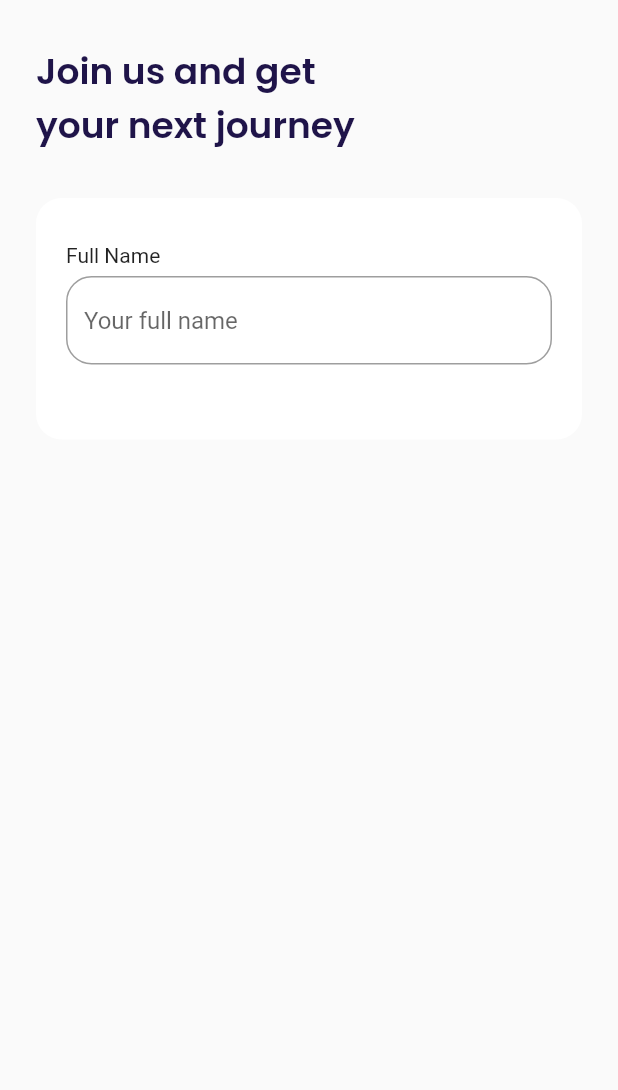
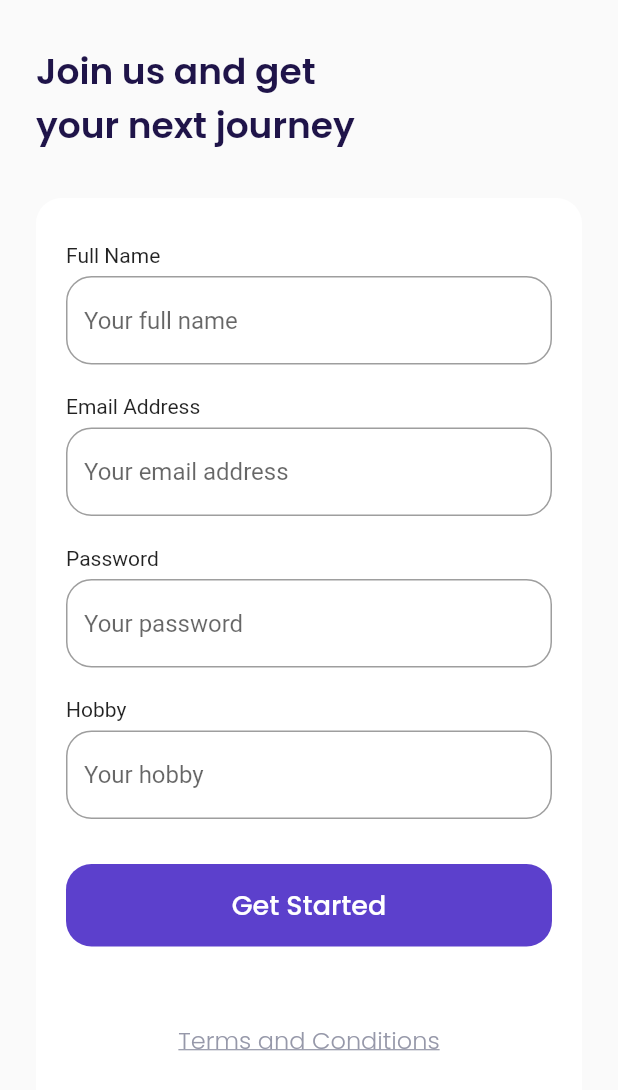
Before and after one commit to HerdisAdimarta/airplane, a Flutter app: the SignUpPage screen opened by its route, on a phone screen of 412 x 824 dp. Shown: the top 1090 px of the screen. Run offline on Flutter 3.47's test engine with Material 2 defaults, Android fonts, the phone set to English and light mode, and no system bars; our stand-ins replace google_fonts.

Commit message:
slicing sign up input section 2

```diff
--- a/lib/ui/pages/sign_up_page.dart
+++ b/lib/ui/pages/sign_up_page.dart
@@ -20,7 +20,7 @@ class SignUpPage extends StatelessWidget {
     }
 
     Widget inputSection(){
-      Widget emailInput(){
+      Widget nameInput(){
         return Container(
           margin: EdgeInsets.only(bottom: 20),
           child: Column(
@@ -50,7 +50,133 @@ class SignUpPage extends StatelessWidget {
           ),
         );
       }
-
+      Widget emailInput(){
+        return Container(
+          margin: EdgeInsets.only(bottom: 20),
+          child: Column(
+            crossAxisAlignment: CrossAxisAlignment.start,
+            children: [
+              Text('Email Address'),
+              SizedBox(
+                height: 6,
+              ),
+              TextFormField(
+                cursorColor: kBlackColor,
+                decoration: InputDecoration(
+                  hintText: 'Your email address',
+                  border: OutlineInputBorder(
+                    borderRadius: BorderRadius.circular(defaultRadius,
+                    )
+                  ),
+                  focusedBorder: OutlineInputBorder(
+                    borderRadius: BorderRadius.circular(defaultRadius),
+                    borderSide: BorderSide(
+                      color: kPrimaryColor,
+                    )
+                  )
+                ),
+              )
+            ],
+          ),
+        );
+      }
+      Widget passwordInput(){
+        return Container(
+          margin: EdgeInsets.only(bottom: 20),
+          child: Column(
+            crossAxisAlignment: CrossAxisAlignment.start,
+            children: [
+              Text('Password'),
+              SizedBox(
+                height: 6,
+              ),
+              TextFormField(
+                cursorColor: kBlackColor,
+                obscureText: true,
+                decoration: InputDecoration(
+                  hintText: 'Your password',
+                  border: OutlineInputBorder(
+                    borderRadius: BorderRadius.circular(defaultRadius,
+                    )
+                  ),
+                  focusedBorder: OutlineInputBorder(
+                    borderRadius: BorderRadius.circular(defaultRadius),
+                    borderSide: BorderSide(
+                      color: kPrimaryColor,
+                    )
+                  )
+                ),
+              )
+            ],
+          ),
+        );
+      }
+      Widget hobyInput(){
+        return Container(
+          margin: EdgeInsets.only(bottom: 30),
+          child: Column(
+            crossAxisAlignment: CrossAxisAlignment.start,
+            children: [
+              Text('Hobby'),
+              SizedBox(
+                height: 6,
+              ),
+              TextFormField(
+                cursorColor: kBlackColor,
+                decoration: InputDecoration(
+                    hintText: 'Your hobby',
+                    border: OutlineInputBorder(
+                        borderRadius: BorderRadius.circular(defaultRadius,
+                        )
+                    ),
+                    focusedBorder: OutlineInputBorder(
+                        borderRadius: BorderRadius.circular(defaultRadius),
+                        borderSide: BorderSide(
+                          color: kPrimaryColor,
+                        )
+                    )
+                ),
+              )
+            ],
+          ),
+        );
+      }
+      Widget submitButton(){
+        return Container(
+          width: double.infinity,
+          height: 55,
+          child: TextButton(
+            onPressed: () {},
+            style: TextButton.styleFrom(
+              backgroundColor: kPrimaryColor,
+              shape: RoundedRectangleBorder(
+                borderRadius: BorderRadius.circular(defaultRadius)
+              )
+            ),
+            child: Text(
+              'Get Started',
+              style: whiteTextStyle.copyWith(
+                  fontSize: 18,
+                  fontWeight: medium
+              ),
+            ),
+          ),
+        );
+      }
+      Widget tacButton() {
+        return Container(
+          alignment: Alignment.center,
+          margin: EdgeInsets.only(top: 50, bottom: 73),
+          child: Text(
+            'Terms and Conditions',
+            style: greyTextStyle.copyWith(
+              fontSize: 16,
+              fontWeight: light,
+              decoration: TextDecoration.underline,
+            ),
+          ),
+        );
+      }
 
       return Container(
         margin: EdgeInsets.only(top: 30),
@@ -65,7 +191,12 @@ class SignUpPage extends StatelessWidget {
         ),
         child: Column(
           children: [
+            nameInput(),
             emailInput(),
+            passwordInput(),
+            hobyInput(),
+            submitButton(),
+            tacButton(),
           ],
         ),
       );
```
